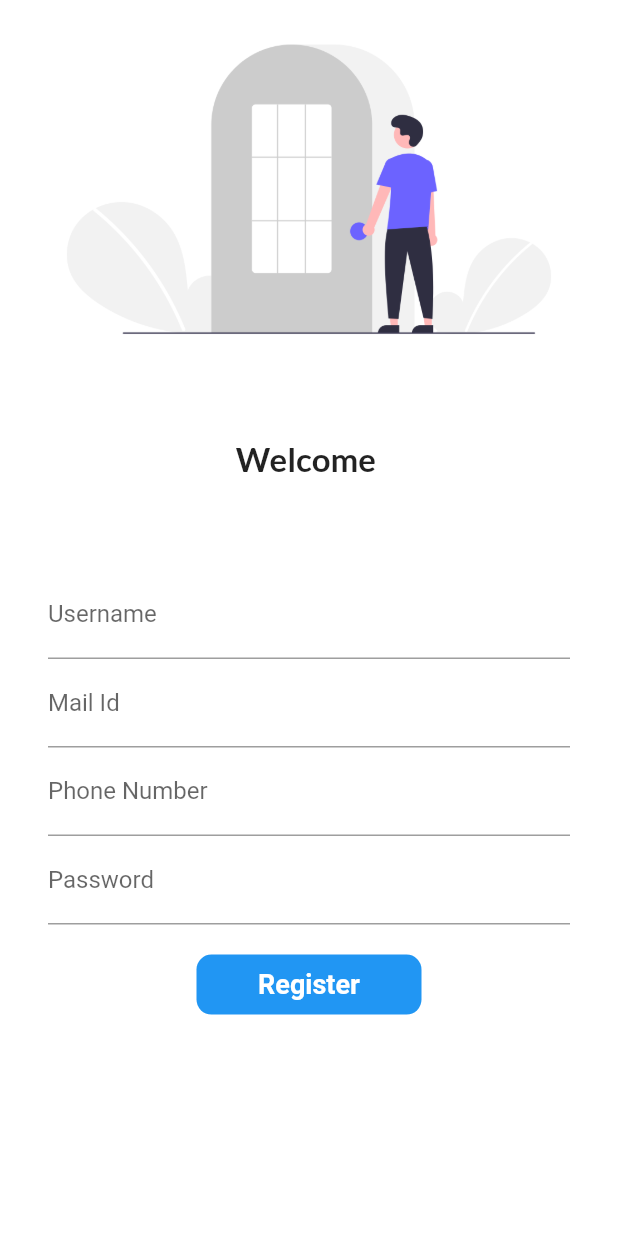
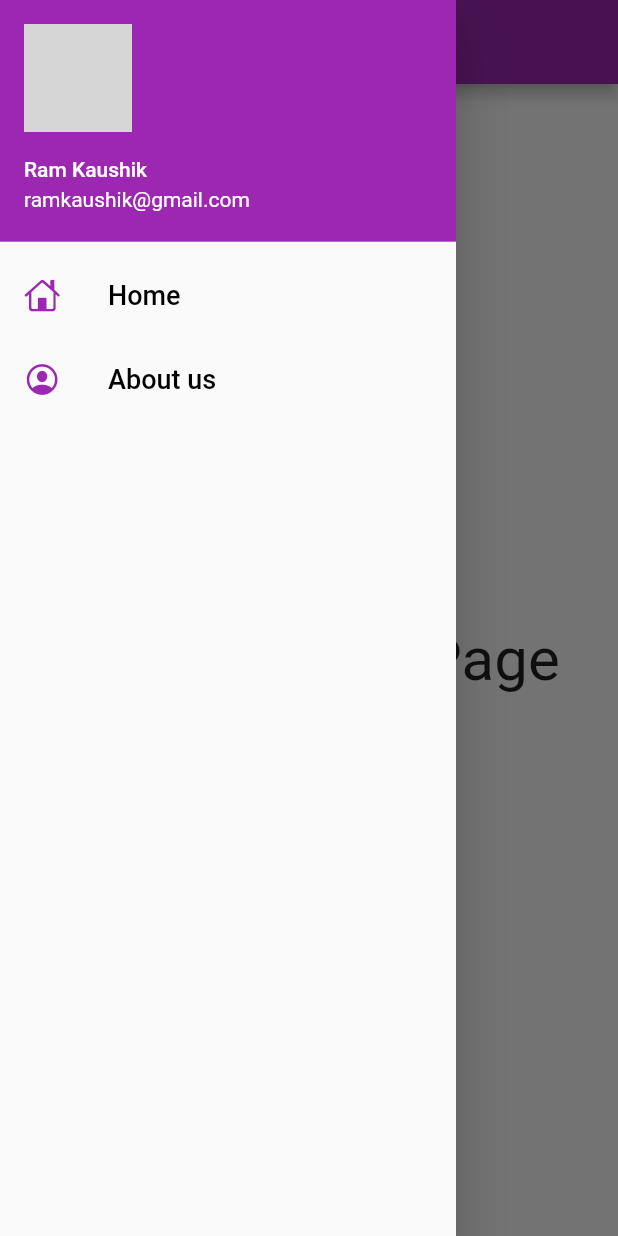
Before and after one commit to ramkaushik14/Flutter, a Flutter app: the screen it shows after launch, with the side drawer open (before the commit the screen has no drawer), on a phone screen of 412 x 824 dp. Run offline on Flutter 3.47's test engine with Material 2 defaults, Android fonts, the phone set to English and light mode, and no system bars; our stand-ins replace google_fonts; network calls fail; grey boxes are pictures that could not be loaded.

Commit message:
Day 7 completed Drawer basics done

```diff
--- a/lib/main.dart
+++ b/lib/main.dart
@@ -22,7 +22,7 @@ class MyApp extends StatelessWidget {
 
       //darkTheme: ThemeData(brightness: Brightness.dark),//for dark mode chnage thememode to dark and uncomment this
 
-      initialRoute: "/login", //this route will open when app opens, like a default route
+      initialRoute: MyRoutes.homeRoute, //this route will open when app opens, like a default route
       routes: {
         "/": (context) => LoginPage(),
         MyRoutes.homeRoute:(context) => HomePage(),
--- a/lib/pages/HomePage.dart
+++ b/lib/pages/HomePage.dart
@@ -1,4 +1,5 @@
 import 'package:flutter/material.dart';
+import 'package:flutter_application_1/widgets/drawer.dart';
 
 class HomePage extends StatelessWidget {
 
@@ -16,7 +17,7 @@ class HomePage extends StatelessWidget {
 
       ),
     ),
-    drawer: Drawer(),
+    drawer: MyDrawer(),
     );
   }
 }
--- /dev/null
+++ b/lib/widgets/drawer.dart
@@ -0,0 +1,62 @@
+import 'package:flutter/cupertino.dart';
+import 'package:flutter/material.dart';
+
+
+class MyDrawer extends StatelessWidget {
+  const MyDrawer({ Key? key }) : super(key: key);
+
+  final Image_url="https://support.hubstaff.com/wp-content/uploads/2019/08/good-pic.png";
+
+  @override
+  Widget build(BuildContext context) {
+    return Drawer(
+
+      child: ListView(
+        padding: EdgeInsets.zero,
+        children: [
+
+          DrawerHeader(padding: EdgeInsets.zero,child: UserAccountsDrawerHeader(
+            margin: EdgeInsets.zero,
+            accountName: Text("Ram Kaushik"),
+            accountEmail: Text("ramkaushik@gmail.com"),
+            currentAccountPicture: CircleAvatar(backgroundImage: NetworkImage(Image_url),backgroundColor: Colors.blue,),
+          )
+          ),
+
+
+          ListTile(
+            leading: Icon(
+              CupertinoIcons.home,
+              color:Colors.purple,
+            ),
+            title: Text(
+              "Home",
+              style: TextStyle(
+                fontSize: 18,
+                color: Colors.black
+              ),
+            ),
+          ),
+
+          ListTile(
+
+            leading: Icon(
+              CupertinoIcons.profile_circled,
+              color: Colors.purple,
+            ),
+            title: Text(
+
+              "About us",
+              style: TextStyle(
+                fontSize: 18,
+                color: Colors.black
+
+              ),
+            ),
+          )
+        ],
+      ),
+
+    );
+  }
+}
```
